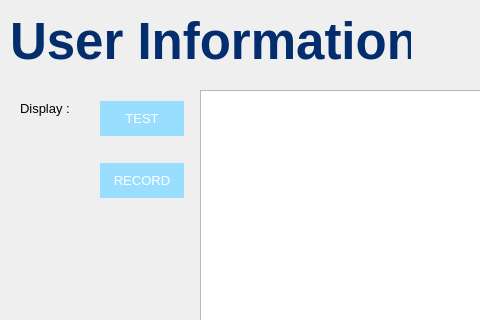
Old version of the form MCR-app/ad_manage_user.ui in the repository maria-gedye/QTapp; both pictures show x 0 to 480 and y 0 to 320 of the 761 by 420 pixel window.
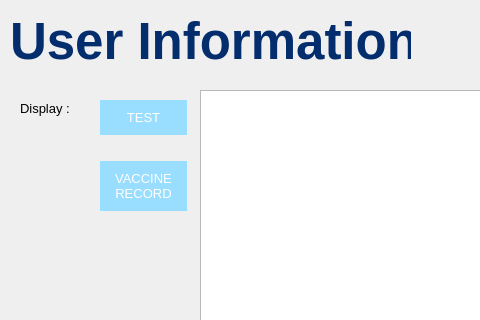
New version of the form.

```diff
--- a/MCR-app/ad_manage_user.ui
+++ b/MCR-app/ad_manage_user.ui
@@ -84,13 +84,13 @@
     <string>Go Back</string>
    </property>
   </widget>
-  <widget class="QWidget" name="">
+  <widget class="QWidget" name="layoutWidget">
    <property name="geometry">
     <rect>
      <x>100</x>
      <y>90</y>
-     <width>84</width>
-     <height>120</height>
+     <width>87</width>
+     <height>132</height>
     </rect>
    </property>
    <layout class="QVBoxLayout" name="verticalLayout">
@@ -128,7 +128,8 @@
 margin: 10, 10, 10, 10;</string>
       </property>
       <property name="text">
-       <string>RECORD</string>
+       <string>VACCINE
+RECORD</string>
       </property>
      </widget>
     </item>
```
Left out of the diff: 2 changed lines with no effect on the pictures.
